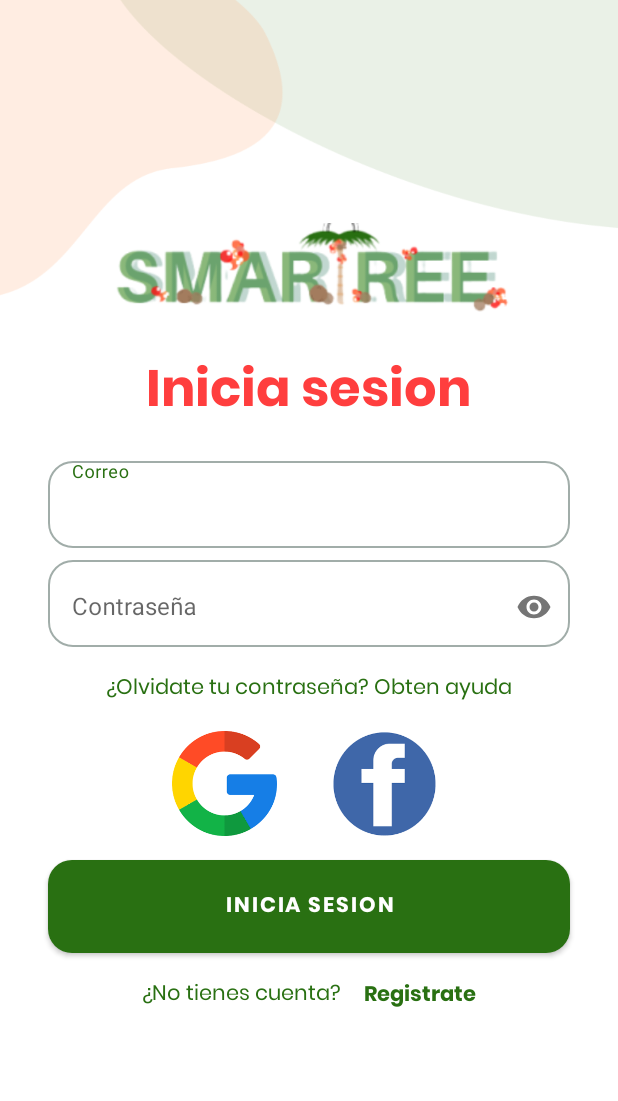
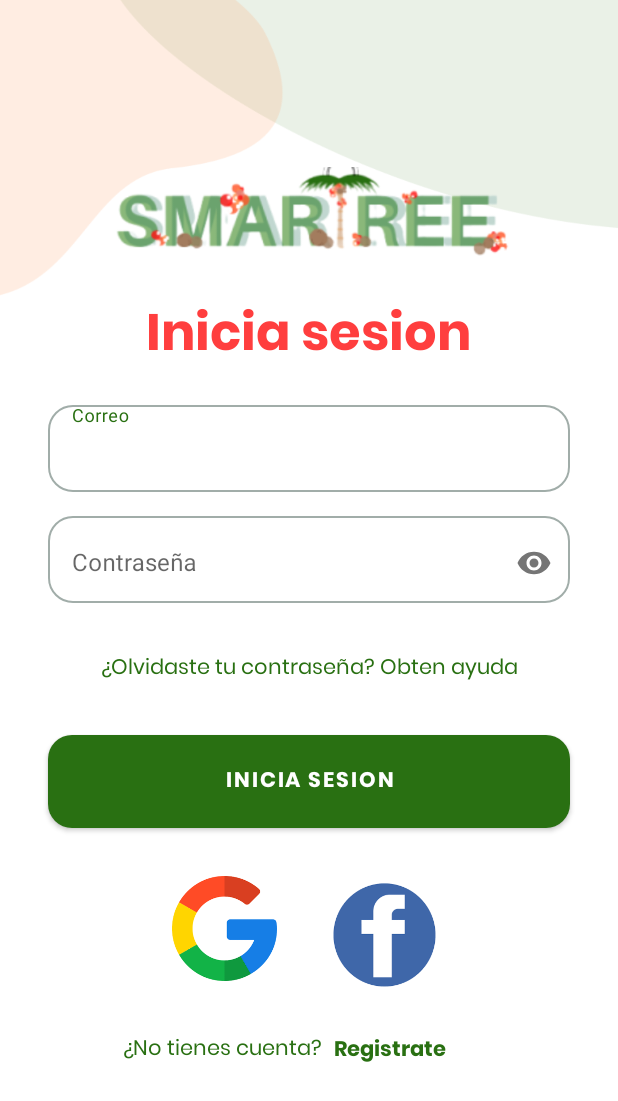
Before and after one commit to anderson-154/SmarTree, an Android app: the screen it shows after launch once a user with an empty profile is signed in (LoginActivity), on a phone screen of 412 x 824 dp. Shown: the top 1101 px of the screen. Run offline under Robolectric (Android 15) with nearby library versions, the phone set to English and light mode, and no system bars; our stand-ins replace Firebase (no records; nobody signed in at launch, a user with empty details on screens opened directly); libraries missing offline, so code that uses them is left out: com.facebook, com.facebook.login.

Commit message:
fix(auth): Login Screen

```diff
--- a/app/src/main/res/layout/activity_login.xml
+++ b/app/src/main/res/layout/activity_login.xml
@@ -24,8 +24,9 @@
         android:layout_height="wrap_content"
         app:layout_constraintBottom_toBottomOf="parent"
         app:layout_constraintEnd_toEndOf="parent"
+        app:layout_constraintHorizontal_bias="0.0"
         app:layout_constraintStart_toStartOf="parent"
-        app:layout_constraintTop_toTopOf="parent">
+        app:layout_constraintTop_toTopOf="@+id/constraintLayout3">
 
 
         <TextView
@@ -74,7 +75,7 @@
             style="@style/Widget.MaterialComponents.TextInputLayout.OutlinedBox"
             android:layout_width="0dp"
             android:layout_height="wrap_content"
-            android:layout_marginTop="8dp"
+            android:layout_marginTop="16dp"
             android:background="@drawable/background_input"
             android:ems="10"
             android:hint="@string/contraseña"
@@ -100,7 +101,7 @@
             android:id="@+id/textView4"
             android:layout_width="wrap_content"
             android:layout_height="wrap_content"
-            android:layout_marginTop="16dp"
+            android:layout_marginTop="32dp"
             android:fontFamily="@font/poppins"
             android:text="@string/ayuda"
             android:textColor="@color/dark_green"
@@ -113,12 +114,10 @@
             android:id="@+id/textView6"
             android:layout_width="wrap_content"
             android:layout_height="wrap_content"
-            android:layout_marginStart="48dp"
+            android:layout_marginStart="50dp"
             android:fontFamily="@font/poppins"
             android:text="@string/no_cuenta"
             android:textColor="@color/dark_green"
-            app:layout_constraintEnd_toStartOf="@+id/signUpTxt"
-            app:layout_constraintHorizontal_bias="0.5"
             app:layout_constraintStart_toStartOf="@+id/signInBtn"
             app:layout_constraintTop_toTopOf="@+id/signUpTxt" />
 
@@ -126,29 +125,28 @@
             android:id="@+id/signInBtn"
             android:layout_width="0dp"
             android:layout_height="62dp"
-            android:layout_marginTop="16dp"
+            android:layout_marginTop="32dp"
             android:background="@drawable/background_btn"
             android:fontFamily="@font/poppins_bold"
             android:text="@string/sesion"
             android:textColor="@color/white"
             app:layout_constraintEnd_toEndOf="@+id/passwordSignInET"
+            app:layout_constraintHorizontal_bias="0.0"
             app:layout_constraintStart_toStartOf="@+id/passwordSignInET"
-            app:layout_constraintTop_toBottomOf="@+id/googleBtn" />
+            app:layout_constraintTop_toBottomOf="@+id/textView4" />
 
         <TextView
             android:id="@+id/signUpTxt"
             android:layout_width="wrap_content"
             android:layout_height="wrap_content"
-            android:layout_marginTop="16dp"
-            android:layout_marginEnd="48dp"
+            android:layout_marginStart="8dp"
+            android:layout_marginTop="24dp"
             android:fontFamily="@font/poppins_bold"
             android:text="@string/registrar"
             android:textColor="@color/dark_green"
             android:textStyle="bold"
-            app:layout_constraintEnd_toEndOf="@+id/signInBtn"
-            app:layout_constraintHorizontal_bias="0.5"
             app:layout_constraintStart_toEndOf="@+id/textView6"
-            app:layout_constraintTop_toBottomOf="@+id/signInBtn" />
+            app:layout_constraintTop_toBottomOf="@+id/facebookBtn" />
 
         <ImageView
             android:id="@+id/imageView4"
@@ -163,25 +161,13 @@
             android:id="@+id/googleBtn"
             android:layout_width="70dp"
             android:layout_height="70dp"
-            android:layout_marginTop="16dp"
+            android:layout_marginTop="32dp"
             android:layout_marginEnd="16dp"
             android:background="#00FFFFFF"
             android:scaleType="centerCrop"
             app:layout_constraintEnd_toStartOf="@+id/guideline3"
-            app:layout_constraintTop_toBottomOf="@+id/textView4"
+            app:layout_constraintTop_toBottomOf="@+id/signInBtn"
             app:srcCompat="@drawable/google" />
-
-        <ImageButton
-            android:id="@+id/facebookBtn"
-            android:layout_width="80dp"
-            android:layout_height="80dp"
-            android:layout_marginStart="16dp"
-            android:layout_marginTop="12dp"
-            android:background="#00FFFFFF"
-            android:scaleType="centerCrop"
-            app:layout_constraintStart_toStartOf="@+id/guideline3"
-            app:layout_constraintTop_toBottomOf="@+id/textView4"
-            app:srcCompat="@drawable/facebook" />
 
         <androidx.constraintlayout.widget.Guideline
             android:id="@+id/guideline3"
@@ -192,6 +178,18 @@
             app:layout_constraintGuide_begin="201dp"
             app:layout_constraintStart_toStartOf="parent" />
 
+        <ImageButton
+            android:id="@+id/facebookBtn"
+            android:layout_width="80dp"
+            android:layout_height="80dp"
+            android:layout_marginStart="16dp"
+            android:layout_marginTop="32dp"
+            android:background="#00FFFFFF"
+            android:scaleType="centerCrop"
+            app:layout_constraintStart_toStartOf="@+id/guideline3"
+            app:layout_constraintTop_toBottomOf="@+id/signInBtn"
+            app:srcCompat="@drawable/facebook" />
+
     </androidx.constraintlayout.widget.ConstraintLayout>
 
 </androidx.constraintlayout.widget.ConstraintLayout>
--- a/app/src/main/res/values/strings.xml
+++ b/app/src/main/res/values/strings.xml
@@ -28,7 +28,7 @@
     <string name="registro">Registrarme</string>
     <string name="sesion">Inicia sesion</string>
     <string name="registrar">Registrate</string>
-    <string name="ayuda">¿Olvidate tu contraseña? Obten ayuda</string>
+    <string name="ayuda">¿Olvidaste tu contraseña? Obten ayuda</string>
     <string name="cuenta">¿Tienes una cuenta?</string>
     <string name="no_cuenta">¿No tienes cuenta?</string>
     <string name="perfil">Perfil</string>
```
